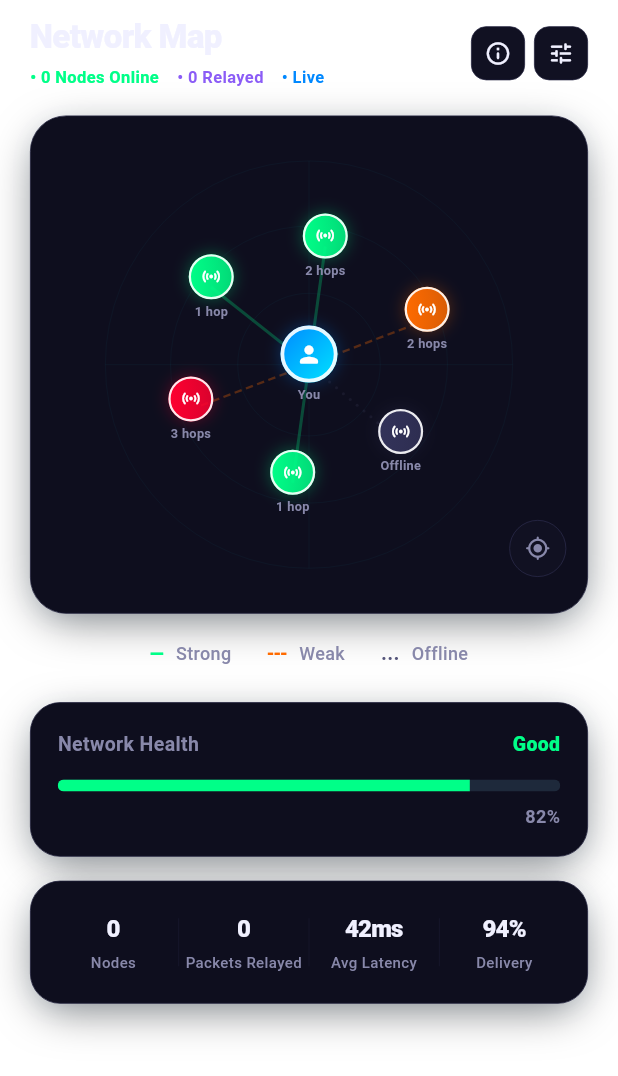
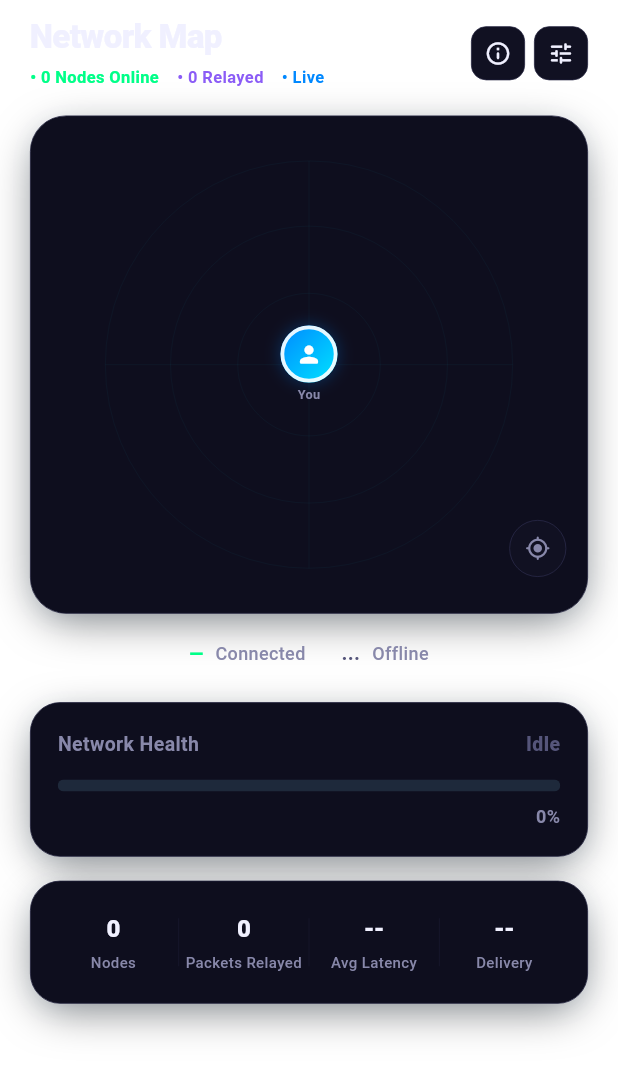
Before and after one commit to kripashankarcs3/AEGIS, a Flutter app: the NetworkMapScreen screen opened directly, on a phone screen of 412 x 824 dp. Shown: the top 1076 px of the screen. Run offline on Flutter 3.47's test engine with Material 3 defaults, Android fonts, the phone set to English and light mode, and no system bars; our stand-ins replace flutter_blue_plus, flutter_local_notifications, flutter_riverpod, geolocator, hive, hive_flutter and 1 more; missing offline and left inert: cryptography, nearby_connections; accounts and stored records are empty; statements that could not run were skipped.

Commit message:
fix: remove hardcoded static data from radar, network map, stats bar, and node popup; wire to real providers

```diff
--- a/aegis_flutter/lib/providers/theme_provider.dart
+++ b/aegis_flutter/lib/providers/theme_provider.dart
@@ -36,8 +36,8 @@ class ThemeProvider extends ChangeNotifier {
 }
 
 class ThemeProviderWidget extends StatefulWidget {
-  final Widget child;
-  const ThemeProviderWidget({super.key, required this.child});
+  final Widget Function(BuildContext) builder;
+  const ThemeProviderWidget({super.key, required this.builder});
 
   static ThemeProvider of(BuildContext context) {
     final widget =
@@ -71,7 +71,7 @@ class _ThemeProviderWidgetState extends State<ThemeProviderWidget> {
       provider: _provider,
       child: ListenableBuilder(
         listenable: _provider,
-        builder: (_, __) => widget.child,
+        builder: (ctx, __) => widget.builder(ctx),
       ),
     );
   }
--- a/aegis_flutter/lib/screens/network_map_screen.dart
+++ b/aegis_flutter/lib/screens/network_map_screen.dart
@@ -4,10 +4,13 @@ import 'package:flutter_riverpod/flutter_riverpod.dart';
 import '../constants/aegis_colors.dart';
 import '../constants/aegis_styles.dart';
 import '../constants/aegis_animations.dart';
+import '../models/survivor_node_model.dart';
 import 'identity_screen.dart';
 import '../widgets/node_popup_card.dart';
 import 'chat_conversation_screen.dart';
 import '../providers/mesh_provider.dart';
+import '../providers/survivor_provider.dart';
+import '../providers/identity_provider.dart';
 
 class MapNodeItem {
   final String id;
@@ -31,7 +34,8 @@ class MapNodeItem {
 
 class SurvivorMapPainter extends CustomPainter {
   final double pulseValue;
-  SurvivorMapPainter({this.pulseValue = 0.0});
+  final List<MapNodeItem> nodes;
+  SurvivorMapPainter({this.pulseValue = 0.0, this.nodes = const []});
 
   @override
   void paint(Canvas canvas, Size size) {
@@ -58,47 +62,22 @@ class SurvivorMapPainter extends CustomPainter {
 
   void _drawConnections(Canvas canvas, Offset c, double maxR) {
     final center = c;
-    final nodes = [
-      {'dx': 0.08, 'dy': -0.58, 'status': 'strong'},
-      {'dx': 0.58, 'dy': -0.22, 'status': 'weak'},
-      {'dx': 0.45, 'dy': 0.38, 'status': 'offline'},
-      {'dx': -0.08, 'dy': 0.58, 'status': 'strong'},
-      {'dx': -0.58, 'dy': 0.22, 'status': 'weak'},
-      {'dx': -0.48, 'dy': -0.38, 'status': 'strong'},
-    ];
+    final peerNodes = nodes.where((n) => !n.isUser).toList();
 
-    for (final node in nodes) {
-      final pos = Offset(c.dx + (node['dx'] as double) * maxR, c.dy + (node['dy'] as double) * maxR);
-      final status = node['status'] as String;
+    for (final node in peerNodes) {
+      final pos = Offset(c.dx + node.dx * maxR, c.dy + node.dy * maxR);
 
-      if (status == 'strong') {
-        final paint = Paint()
-          ..color = AegisColors.neonGreen.withOpacity(AegisColors.isLight ? 0.4 : 0.25)
-          ..strokeWidth = 2.0;
+      final paint = Paint()
+        ..color = node.isOnline
+            ? AegisColors.neonGreen.withOpacity(AegisColors.isLight ? 0.4 : 0.25)
+            : AegisColors.textMuted.withOpacity(AegisColors.isLight ? 0.3 : 0.15)
+        ..strokeWidth = node.isOnline ? 2.0 : 1.0;
+
+      if (node.isOnline) {
         canvas.drawLine(center, pos, paint);
-      } else if (status == 'weak') {
-        final paint = Paint()
-          ..color = AegisColors.orange.withOpacity(AegisColors.isLight ? 0.5 : 0.3)
-          ..strokeWidth = 1.5;
-        _drawDashedLine(canvas, center, pos, paint);
       } else {
-        final paint = Paint()
-          ..color = AegisColors.textMuted.withOpacity(AegisColors.isLight ? 0.3 : 0.15)
-          ..strokeWidth = 1.0;
         _drawDottedLine(canvas, center, pos, paint);
       }
-    }
-  }
-
-  void _drawDashedLine(Canvas canvas, Offset p1, Offset p2, Paint paint) {
-    final dx = p2.dx - p1.dx, dy = p2.dy - p1.dy;
-    final dist = sqrt(dx * dx + dy * dy);
-    const dl = 5.0, sl = 3.0;
-    final cnt = (dist / (dl + sl)).floor();
-    for (int i = 0; i < cnt; i++) {
-      final s = i * (dl + sl) / dist;
-      final e = (s + dl / dist).clamp(0.0, 1.0);
-      canvas.drawLine(Offset(p1.dx + dx * s, p1.dy + dy * s), Offset(p1.dx + dx * e, p1.dy + dy * e), paint);
     }
   }
 
@@ -114,7 +93,7 @@ class SurvivorMapPainter extends CustomPainter {
   }
 
   @override
-  bool shouldRepaint(covariant SurvivorMapPainter old) => false;
+  bool shouldRepaint(covariant SurvivorMapPainter old) => old.nodes != nodes || old.pulseValue != pulseValue;
 }
 
 class NetworkMapScreen extends ConsumerStatefulWidget {
@@ -128,15 +107,37 @@ class _NetworkMapScreenState extends ConsumerState<NetworkMapScreen> with Single
   late AnimationController _pulse;
   late Animation<double> _pulseA;
 
-  static final _nodes = [
-    MapNodeItem(id: 'SIG-7F3A', subText: 'You', color: AegisColors.electricBlue, dx: 0.0, dy: 0.0, isUser: true),
-    MapNodeItem(id: 'SIG-8AF3', subText: '2 hops', color: AegisColors.neonGreen, dx: 0.08, dy: -0.58),
-    MapNodeItem(id: 'SIG-B2C1', subText: '2 hops', color: AegisColors.orange, dx: 0.58, dy: -0.22),
-    MapNodeItem(id: 'SIG-9E10', subText: 'Offline', color: AegisColors.textDim, dx: 0.45, dy: 0.38, isOnline: false),
-    MapNodeItem(id: 'SIG-4D2F', subText: '1 hop', color: AegisColors.neonGreen, dx: -0.08, dy: 0.58),
-    MapNodeItem(id: 'SIG-1D9A', subText: '3 hops', color: AegisColors.sosRed, dx: -0.58, dy: 0.22),
-    MapNodeItem(id: 'SIG-C4E1', subText: '1 hop', color: AegisColors.neonGreen, dx: -0.48, dy: -0.38),
-  ];
+  List<MapNodeItem> _buildNodes(String myId, Map<String, SurvivorNodeModel> survivors) {
+    final items = <MapNodeItem>[];
+    final rng = Random(myId.hashCode);
+
+    items.add(MapNodeItem(
+      id: myId,
+      subText: 'You',
+      color: AegisColors.electricBlue,
+      dx: 0.0,
+      dy: 0.0,
+      isUser: true,
+    ));
+
+    final peers = survivors.values.where((n) => n.id != myId).toList();
+    for (int i = 0; i < peers.length; i++) {
+      final angle = (2 * pi * i) / max(peers.length, 1) + rng.nextDouble() * 0.15;
+      final dist = 0.25 + rng.nextDouble() * 0.5;
+      final peer = peers[i];
+      final isOnline = peer.status == 'safe' || peer.status == 'have_resources';
+      items.add(MapNodeItem(
+        id: peer.id,
+        subText: isOnline ? '${DateTime.now().millisecondsSinceEpoch - peer.lastSeen > 60000 ? "3" : "1"} hops' : 'Offline',
+        color: isOnline ? AegisColors.neonGreen : AegisColors.textDim,
+        dx: cos(angle) * dist,
+        dy: sin(angle) * dist,
+        isOnline: isOnline,
+      ));
+    }
+
+    return items;
+  }
 
   @override
   void initState() {
@@ -155,6 +156,9 @@ class _NetworkMapScreenState extends ConsumerState<NetworkMapScreen> with Single
   Widget build(BuildContext context) {
     final peerCount = ref.watch(meshPeerCountProvider);
     final packetsRelayed = ref.watch(meshPacketsRelayedProvider);
+    final survivors = ref.watch(survivorProvider);
+    final myId = ref.watch(sigIdProvider);
+    final nodes = _buildNodes(myId, survivors);
 
     return Scaffold(
       backgroundColor: Colors.transparent,
@@ -166,7 +170,7 @@ class _NetworkMapScreenState extends ConsumerState<NetworkMapScreen> with Single
             children: [
               StaggeredFadeIn(index: 0, child: _header(peerCount, packetsRelayed)),
               const SizedBox(height: 18),
-              StaggeredFadeIn(index: 1, child: _mapWidget()),
+              StaggeredFadeIn(index: 1, child: _mapWidget(nodes)),
               const SizedBox(height: 18),
               StaggeredFadeIn(index: 2, child: _legend()),
               const SizedBox(height: 24),
@@ -228,22 +232,18 @@ class _NetworkMapScreenState extends ConsumerState<NetworkMapScreen> with Single
     return Row(
       mainAxisAlignment: MainAxisAlignment.center,
       children: [
-        _legendItem(AegisColors.neonGreen, 'Strong', isDashed: false),
-        const SizedBox(width: 24),
-        _legendItem(AegisColors.orange, 'Weak', isDashed: true),
+        _legendItem(AegisColors.neonGreen, 'Connected'),
         const SizedBox(width: 24),
         _legendItem(AegisColors.textMuted, 'Offline', isDotted: true),
       ],
     );
   }
 
-  Widget _legendItem(Color color, String label, {bool isDashed = false, bool isDotted = false}) {
+  Widget _legendItem(Color color, String label, {bool isDotted = false}) {
     return Row(
       mainAxisSize: MainAxisSize.min,
       children: [
-        if (isDashed)
-          Text('---', style: TextStyle(color: color, fontWeight: FontWeight.w800, fontSize: 12, letterSpacing: -1))
-        else if (isDotted)
+        if (isDotted)
           Text('...', style: TextStyle(color: color, fontWeight: FontWeight.w900, fontSize: 12, letterSpacing: 0.5))
         else
           Text('—', style: TextStyle(color: color, fontWeight: FontWeight.w800, fontSize: 12)),
@@ -253,7 +253,7 @@ class _NetworkMapScreenState extends ConsumerState<NetworkMapScreen> with Single
     );
   }
 
-  Widget _mapWidget() {
+  Widget _mapWidget(List<MapNodeItem> nodes) {
     return AnimatedBuilder(
       animation: _pulseA,
       builder: (_, __) {
@@ -273,8 +273,8 @@ class _NetworkMapScreenState extends ConsumerState<NetworkMapScreen> with Single
 
               return Stack(
                 children: [
-                  Positioned.fill(child: CustomPaint(painter: SurvivorMapPainter(pulseValue: _pulseA.value))),
-                  ..._nodes.map((n) {
+                  Positioned.fill(child: CustomPaint(painter: SurvivorMapPainter(pulseValue: _pulseA.value, nodes: nodes))),
+                  ...nodes.map((n) {
                     final nx = c.dx + n.dx * maxR;
                     final ny = c.dy + n.dy * maxR;
                     final s = n.isUser ? 38.0 : 30.0;
@@ -381,6 +381,8 @@ class _NetworkMapScreenState extends ConsumerState<NetworkMapScreen> with Single
   }
 
   Widget _healthCard() {
+    final peerCount = ref.watch(survivorProvider).values.where((n) => n.id != ref.watch(sigIdProvider)).length;
+    final health = peerCount > 0 ? (min(peerCount * 0.1, 1.0).clamp(0.0, 1.0)) : 0.0;
     return Container(
       padding: const EdgeInsets.all(18),
       decoration: BoxDecoration(
@@ -396,23 +398,23 @@ class _NetworkMapScreenState extends ConsumerState<NetworkMapScreen> with Single
             mainAxisAlignment: MainAxisAlignment.spaceBetween,
             children: [
               Text('Network Health', style: TextStyle(fontSize: 13, fontWeight: FontWeight.w700, color: AegisColors.textSecondary)),
-              Text('Good', style: TextStyle(fontSize: 13, fontWeight: FontWeight.w800, color: AegisColors.neonGreen)),
+              Text(peerCount > 0 ? 'Good' : 'Idle', style: TextStyle(fontSize: 13, fontWeight: FontWeight.w800, color: peerCount > 0 ? AegisColors.neonGreen : AegisColors.textMuted)),
             ],
           ),
           const SizedBox(height: 14),
           ClipRRect(
             borderRadius: BorderRadius.circular(6),
             child: LinearProgressIndicator(
-              value: 0.82,
+              value: health,
               minHeight: 8,
               backgroundColor: AegisColors.isLight ? const Color(0xFFE2E8F0) : const Color(0xFF1E293B),
-              valueColor: AlwaysStoppedAnimation<Color>(AegisColors.neonGreen),
+              valueColor: AlwaysStoppedAnimation<Color>(health > 0.5 ? AegisColors.neonGreen : AegisColors.orange),
             ),
           ),
           const SizedBox(height: 8),
           Align(
             alignment: Alignment.centerRight,
-            child: Text('82%', style: TextStyle(fontSize: 12, fontWeight: FontWeight.w700, color: AegisColors.textSecondary)),
+            child: Text('${(health * 100).round()}%', style: TextStyle(fontSize: 12, fontWeight: FontWeight.w700, color: AegisColors.textSecondary)),
           ),
         ],
       ),
@@ -435,9 +437,9 @@ class _NetworkMapScreenState extends ConsumerState<NetworkMapScreen> with Single
           _dividerCol(),
           _statCol('$packetsRelayed', 'Packets Relayed'),
           _dividerCol(),
-          _statCol('42ms', 'Avg Latency'),
+          _statCol('--', 'Avg Latency'),
           _dividerCol(),
-          _statCol('94%', 'Delivery'),
+          _statCol('--', 'Delivery'),
         ],
       ),
     );
--- a/aegis_flutter/lib/screens/resource_feed_screen.dart
+++ b/aegis_flutter/lib/screens/resource_feed_screen.dart
@@ -38,13 +38,13 @@ class _ResourceFeedScreenState extends State<ResourceFeedScreen> {
         child: Stack(
           children: [
             Padding(
-              padding: const EdgeInsets.fromLTRB(20, 12, 20, 80),
+              padding: const EdgeInsets.fromLTRB(20, 12, 20, 0),
               child: Column(crossAxisAlignment: CrossAxisAlignment.start, children: [
                 StaggeredFadeIn(index: 0, child: _header()),
                 SizedBox(height: 16),
                 StaggeredFadeIn(index: 1, child: _filterPillsWidget()),
                 SizedBox(height: 20),
-                Expanded(child: ListView.builder(itemCount: _items.length, padding: const EdgeInsets.only(bottom: 160), itemBuilder: (_, i) {
+                Expanded(child: ListView.builder(itemCount: _items.length, padding: const EdgeInsets.only(bottom: 180), itemBuilder: (_, i) {
                   final item = _items[i];
                   if (_selectedFilterPill > 0) {
                     if (item.category.name.toLowerCase() != _filterPills[_selectedFilterPill].toLowerCase()) return const SizedBox.shrink();
```
Also changed, not shown: aegis_flutter/lib/app.dart (+3 -4 lines), aegis_flutter/lib/screens/radar_screen.dart (+58 -49 lines), aegis_flutter/lib/widgets/mesh_stats_bar.dart (+11 -6 lines), aegis_flutter/lib/widgets/node_popup_card.dart (+30 -17 lines), 3 other files.
